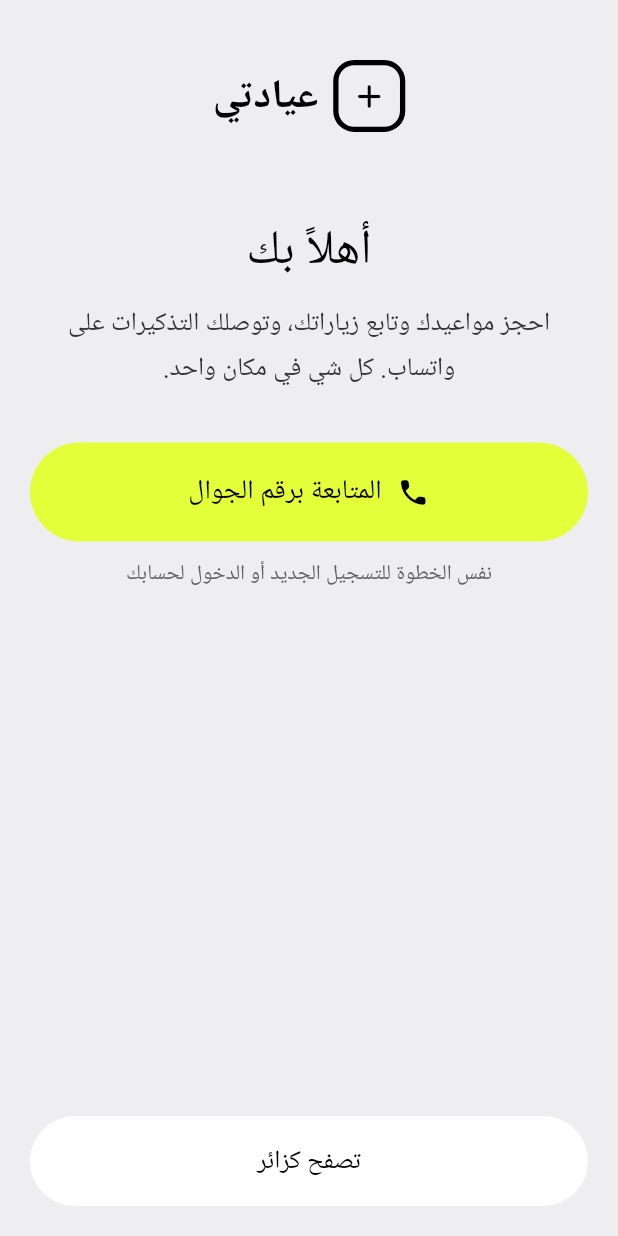
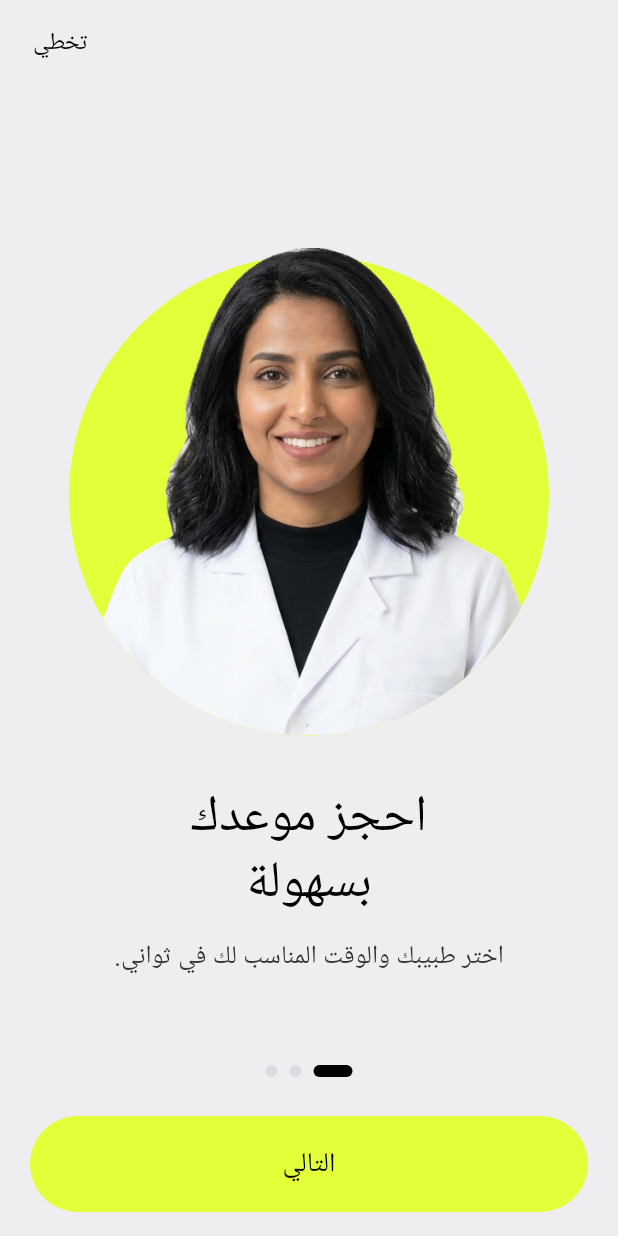
Before and after one commit to abu-abdullah-alghamdi/new-app, a Flutter app: the screen it shows after launch, on a phone screen of 412 x 824 dp. Run offline on Flutter 3.47's test engine with Material 3 defaults, Android fonts, the phone set to English and light mode, and no system bars; our stand-ins replace google_fonts, shared_preferences; accounts and stored records are empty; Roboto replaces fonts that are missing (Ibm Plex Sans Arabic).

Commit message:
3 صفحات تعريفية (Onboarding) تطلع أول مرة بس
Co-Authored-By: Claude Opus 5.5 <noreply@anthropic.com>
Claude-Session: https://claude.ai/code/session_013i99uKGXP3vi82BpB56Vzz

```diff
--- a/lib/main.dart
+++ b/lib/main.dart
@@ -3,16 +3,24 @@ import 'package:flutter/material.dart';
 import 'package:flutter/services.dart';
 import 'package:flutter_localizations/flutter_localizations.dart';
 import 'package:google_fonts/google_fonts.dart';
+import 'package:shared_preferences/shared_preferences.dart';
 
+import 'screens/onboarding_screen.dart';
 import 'screens/welcome_screen.dart';
 import 'state.dart';
 import 'theme.dart';
 
 final appState = AppState();
 
-void main() {
+Future<void> main() async {
   WidgetsFlutterBinding.ensureInitialized();
-  runApp(const AreemApp());
+  // الصفحات التعريفية تطلع أول مرة بس
+  var seen = false;
+  try {
+    final prefs = await SharedPreferences.getInstance();
+    seen = prefs.getBool(onboardingSeenKey) ?? false;
+  } catch (_) {}
+  runApp(AreemApp(showOnboarding: !seen));
 }
 
 ThemeData _theme(Brightness b) {
@@ -45,7 +53,9 @@ void _rebuildAll(BuildContext context) {
 }
 
 class AreemApp extends StatelessWidget {
-  const AreemApp({super.key});
+  const AreemApp({super.key, this.showOnboarding = false});
+
+  final bool showOnboarding;
 
   @override
   Widget build(BuildContext context) {
@@ -77,7 +87,7 @@ class AreemApp extends StatelessWidget {
             child: child!,
           );
         },
-        home: const WelcomeScreen(),
+        home: showOnboarding ? const OnboardingScreen() : const WelcomeScreen(),
       ),
     );
   }
--- /dev/null
+++ b/lib/screens/onboarding_screen.dart
@@ -0,0 +1,230 @@
+import 'package:flutter/material.dart';
+import 'package:shared_preferences/shared_preferences.dart';
+
+import '../main.dart';
+import '../theme.dart';
+import '../widgets.dart';
+import 'welcome_screen.dart';
+
+/// مفتاح حفظ "شاف الصفحات التعريفية"
+const onboardingSeenKey = 'onboarding_seen';
+
+class _Page {
+  const _Page(this.image, this.title, this.body);
+
+  final String image;
+  final String title;
+  final String body;
+}
+
+const _pages = [
+  _Page('assets/doctors/reem.png', 'احجز موعدك\nبسهولة', 'اختر طبيبك والوقت المناسب لك في ثواني.'),
+  _Page('assets/doctors/noura.png', 'خدمات العيادة\nبين يديك', 'تصفح الخدمات وأسعارها، وأضفها للسلة وادفع بسهولة.'),
+  _Page('assets/doctors/fahd.png', 'ما يفوتك\nموعد', 'نذكّرك بموعدك على واتساب، وتتابع كل زياراتك من مكان واحد.'),
+];
+
+/// ٣ صفحات تعريفية تطلع أول مرة بس
+class OnboardingScreen extends StatefulWidget {
+  const OnboardingScreen({super.key});
+
+  @override
+  State<OnboardingScreen> createState() => _OnboardingScreenState();
+}
+
+class _OnboardingScreenState extends State<OnboardingScreen> {
+  final _ctrl = PageController();
+  int _index = 0;
+
+  bool get _last => _index == _pages.length - 1;
+
+  @override
+  void dispose() {
+    _ctrl.dispose();
+    super.dispose();
+  }
+
+  Future<void> _finish() async {
+    try {
+      final prefs = await SharedPreferences.getInstance();
+      await prefs.setBool(onboardingSeenKey, true);
+    } catch (_) {
+      // لو ما انحفظ، أسوأ شي إنها تطلع مرة ثانية
+    }
+    if (!mounted) return;
+    Navigator.of(context).pushAndRemoveUntil(iosRoute(const WelcomeScreen()), (_) => false);
+  }
+
+  void _next() {
+    if (_last) {
+      _finish();
+      return;
+    }
+    if (MediaQuery.disableAnimationsOf(context)) {
+      _ctrl.jumpToPage(_index + 1);
+    } else {
+      _ctrl.nextPage(duration: const Duration(milliseconds: 380), curve: Curves.easeOutCubic);
+    }
+  }
+
+  @override
+  Widget build(BuildContext context) {
+    return Scaffold(
+      body: SafeArea(
+        child: Column(
+          children: [
+            // زر "تخطي" (يختفي في آخر صفحة)
+            SizedBox(
+              height: 56,
+              child: Align(
+                alignment: AlignmentDirectional.centerEnd,
+                child: AnimatedOpacity(
+                  duration: motion(context, 200),
+                  opacity: _last ? 0 : 1,
+                  child: IgnorePointer(
+                    ignoring: _last,
+                    child: TextButton(
+                      onPressed: _finish,
+                      style: TextButton.styleFrom(
+                        minimumSize: const Size(64, 48),
+                        padding: const EdgeInsets.symmetric(horizontal: 22),
+                        foregroundColor: AppColors.ink,
+                      ),
+                      child: Text('تخطي', style: ts(16, weight: FontWeight.w500)),
+                    ),
+                  ),
+                ),
+              ),
+            ),
+            Expanded(
+              child: PageView.builder(
+                controller: _ctrl,
+                itemCount: _pages.length,
+                onPageChanged: (i) => setState(() => _index = i),
+                itemBuilder: (_, i) => _PageView(page: _pages[i]),
+              ),
+            ),
+            // النقاط
+            Semantics(
+              label: 'صفحة ${_index + 1} من ${_pages.length}',
+              child: ExcludeSemantics(
+                child: Row(
+                  mainAxisAlignment: MainAxisAlignment.center,
+                  children: [
+                    for (var i = 0; i < _pages.length; i++)
+                      AnimatedContainer(
+                        duration: motion(context, 250),
+                        margin: const EdgeInsets.symmetric(horizontal: 4),
+                        width: i == _index ? 26 : 8,
+                        height: 8,
+                        decoration: BoxDecoration(
+                          color: i == _index ? AppColors.ink : AppColors.disabled,
+                          borderRadius: BorderRadius.circular(999),
+                        ),
+                      ),
+                  ],
+                ),
+              ),
+            ),
+            Padding(
+              padding: const EdgeInsets.fromLTRB(20, 26, 20, 16),
+              child: SizedBox(
+                width: double.infinity,
+                child: PillButton(label: _last ? 'ابدأ الآن' : 'التالي', height: 64, onTap: _next),
+              ),
+            ),
+          ],
+        ),
+      ),
+    );
+  }
+}
+
+class _PageView extends StatelessWidget {
+  const _PageView({required this.page});
+
+  final _Page page;
+
+  @override
+  Widget build(BuildContext context) {
+    return LayoutBuilder(
+      builder: (context, box) {
+        // حجم الدائرة يتناسب مع الشاشة
+        final d = (box.maxWidth - 80).clamp(200.0, 320.0).toDouble();
+        final circle = (box.maxHeight * 0.55).clamp(160.0, d).toDouble();
+        return SingleChildScrollView(
+          physics: const ClampingScrollPhysics(),
+          padding: const EdgeInsets.symmetric(horizontal: 28),
+          child: ConstrainedBox(
+            constraints: BoxConstraints(minHeight: box.maxHeight),
+            child: Column(
+              mainAxisAlignment: MainAxisAlignment.center,
+              children: [
+                ExcludeSemantics(child: _Portrait(image: page.image, size: circle)),
+                const SizedBox(height: 34),
+                Semantics(
+                  header: true,
+                  child: Text(page.title, textAlign: TextAlign.center, style: ts(34, height: 1.25)),
+                ),
+                const SizedBox(height: 12),
+                Text(page.body, textAlign: TextAlign.center, style: ts(17, color: AppColors.body, height: 1.7)),
+              ],
+            ),
+          ),
+        );
+      },
+    );
+  }
+}
+
+/// دائرة ليمونية والصورة طالعة من فوقها (الرأس برا الدائرة، والأسفل يتقص على حدها)
+class _Portrait extends StatelessWidget {
+  const _Portrait({required this.image, required this.size});
+
+  final String image;
+  final double size;
+
+  @override
+  Widget build(BuildContext context) {
+    final imgH = size * 1.18;
+    return SizedBox(
+      width: size,
+      height: imgH,
+      child: Stack(
+        alignment: Alignment.bottomCenter,
+        children: [
+          Container(
+            width: size,
+            height: size,
+            decoration: const BoxDecoration(color: AppColors.lime, shape: BoxShape.circle),
+          ),
+          ClipPath(
+            clipper: _PopOutClipper(circle: size),
+            child: SizedBox(
+              width: size,
+              height: imgH,
+              child: Image.asset(image, fit: BoxFit.contain, alignment: Alignment.bottomCenter),
+            ),
+          ),
+        ],
+      ),
+    );
+  }
+}
+
+/// يقص الصورة على حد الدائرة من تحت، ويخليها حرة من فوق
+class _PopOutClipper extends CustomClipper<Path> {
+  const _PopOutClipper({required this.circle});
+
+  final double circle;
+
+  @override
+  Path getClip(Size size) {
+    final top = size.height - circle;
+    final oval = Path()..addOval(Rect.fromLTWH(0, top, size.width, circle));
+    final upper = Path()..addRect(Rect.fromLTWH(0, 0, size.width, top + circle / 2));
+    return Path.combine(PathOperation.union, oval, upper);
+  }
+
+  @override
+  bool shouldReclip(_PopOutClipper old) => old.circle != circle;
+}
--- a/pubspec.yaml
+++ b/pubspec.yaml
@@ -14,6 +14,7 @@ dependencies:
   cupertino_icons: ^1.0.8
   google_fonts: ^6.2.1
   url_launcher: ^6.3.1
+  shared_preferences: ^2.3.2
 
 dev_dependencies:
   flutter_test:
```
Also changed, not shown: 1 other file.
